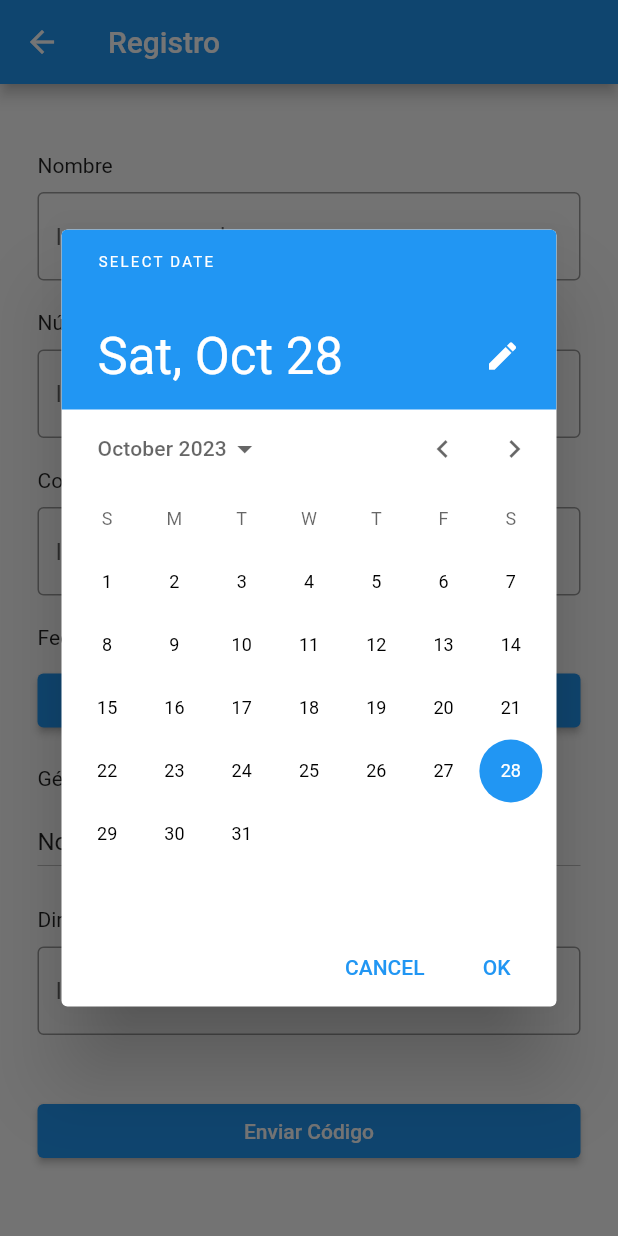
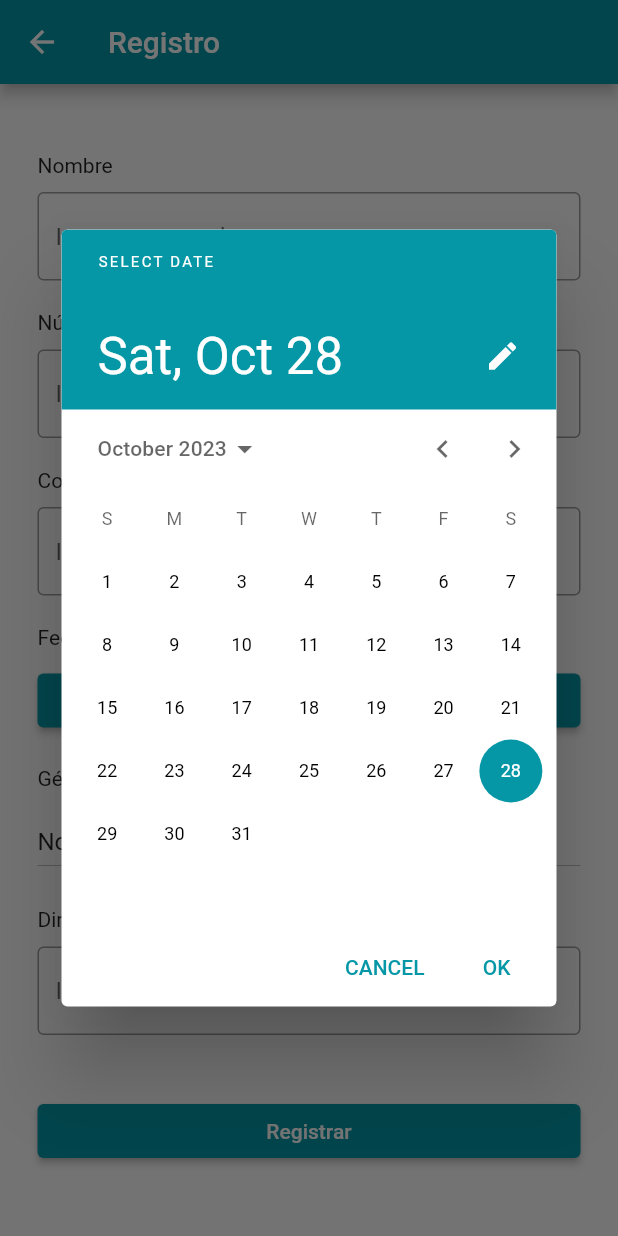
Before and after one commit to CC238-202302-WS61-GRUPO01/kindcoins_flutterapp, a Flutter app: the RegistroScreen screen opened directly, after a tap on "Elija la fecha", on a phone screen of 412 x 824 dp. Run offline on Flutter 3.47's test engine with Material 2 defaults, Android fonts, the phone set to English and light mode, and no system bars; our stand-ins replace carousel_slider, google_fonts, google_maps_flutter, image_picker.

Commit message:
Fix: Register
Update colors

```diff
--- a/lib/screens/register/register_screen.dart
+++ b/lib/screens/register/register_screen.dart
@@ -47,6 +47,7 @@ class _RegistroBState extends State<RegistroScreen> {
   Widget build(BuildContext context) {
     return Scaffold(
         appBar: AppBar(
+          backgroundColor: Color.fromARGB(255, 5, 151, 166),
           title: const Text("Registro"),
         ),
         body: Center(
@@ -64,6 +65,9 @@ class _RegistroBState extends State<RegistroScreen> {
                       decoration: const InputDecoration(
                         border: OutlineInputBorder(),
                         hintText: 'Ingrese su nombre',
+                        focusedBorder: OutlineInputBorder(
+                          borderSide: BorderSide(color: Color.fromARGB(255, 5, 151, 166)), // Color del borde al recibir foco
+                        ),
                       ),
                     ),
                     const SizedBox(
@@ -78,6 +82,9 @@ class _RegistroBState extends State<RegistroScreen> {
                       decoration: const InputDecoration(
                         border: OutlineInputBorder(),
                         hintText: 'Ingrese su celular',
+                        focusedBorder: OutlineInputBorder(
+                          borderSide: BorderSide(color: Color.fromARGB(255, 5, 151, 166)), // Color del borde al recibir foco
+                        ),
                       ),
                     ),
                     const SizedBox(
@@ -92,6 +99,9 @@ class _RegistroBState extends State<RegistroScreen> {
                       decoration: const InputDecoration(
                         border: OutlineInputBorder(),
                         hintText: 'Ingrese su correo electrónico',
+                        focusedBorder: OutlineInputBorder(
+                          borderSide: BorderSide(color: Color.fromARGB(255, 5, 151, 166)), // Color del borde al recibir foco
+                        ),
                       ),
                     ),
                     const SizedBox(
@@ -103,18 +113,33 @@ class _RegistroBState extends State<RegistroScreen> {
                     ),
                     ElevatedButton(
                         child: Text("Elija la fecha"),
+                        style: ElevatedButton.styleFrom(
+                          backgroundColor: Color.fromARGB(255, 5, 151, 166),
+                        ),
                       onPressed: () async {
                         final DateTime? dateTime = await showDatePicker(
                           context: context,
                           initialDate: selectedDate,
                           firstDate: DateTime(1900),
-                              lastDate: DateTime(2050));
+                          lastDate: DateTime(2050),
+                          builder: (BuildContext context, Widget? child) {
+                            return Theme(
+                              data: ThemeData.light().copyWith(
+                                primaryColor: Color.fromARGB(255, 5, 151, 166),
+                                colorScheme: ColorScheme.light(primary: Color.fromARGB(255, 5, 151, 166)),
+                                buttonTheme: ButtonThemeData(textTheme: ButtonTextTheme.primary),
+                              ),
+                              child: child!,
+                            );
+                          },
+                        );
                         if (dateTime != null) {
                           setState(() {
                             selectedDate = dateTime;
                           });
                         }
-                        }),
+                      },
+                    ),
                     const SizedBox(
                       height: 20,
                     ),
@@ -153,6 +178,9 @@ class _RegistroBState extends State<RegistroScreen> {
                       decoration: const InputDecoration(
                         border: OutlineInputBorder(),
                         hintText: 'Ingrese su dirección',
+                        focusedBorder: OutlineInputBorder(
+                          borderSide: BorderSide(color: Color.fromARGB(255, 5, 151, 166)), // Color del borde al recibir foco
+                        ),
                       ),
                     ),
                     //Espacio extra
@@ -169,7 +197,10 @@ class _RegistroBState extends State<RegistroScreen> {
                                   builder: (context) => HomeScreen()));
                         }
                       },
-                      child: const Text('Enviar Código'),
+                      child: const Text('Registrar'),
+                      style: ElevatedButton.styleFrom(
+                        backgroundColor: Color.fromARGB(255, 5, 151, 166),
+                      ),
                     ),
                   ],
                 ))));
--- a/lib/screens/register/validate_code_register.dart
+++ b/lib/screens/register/validate_code_register.dart
@@ -12,6 +12,7 @@ class _ValidateCodeState extends State<ValidateCodeRegisterScreen> {
   Widget build(BuildContext context) {
     return Scaffold(
         appBar: AppBar(
+          backgroundColor: Color.fromARGB(255, 5, 151, 166),
           title: const Text("Registro"),
         ),
         body: Center(
@@ -29,6 +30,9 @@ class _ValidateCodeState extends State<ValidateCodeRegisterScreen> {
                       decoration: const InputDecoration(
                         border: OutlineInputBorder(),
                         hintText: 'Ingrese su celular',
+                        focusedBorder: OutlineInputBorder(
+                          borderSide: BorderSide(color: Color.fromARGB(255, 5, 151, 166)), // Color del borde al recibir foco
+                        ),
                       ),
                     ),
                     //Espacio extra
--- a/lib/screens/register/validate_code_screen.dart
+++ b/lib/screens/register/validate_code_screen.dart
@@ -12,6 +12,7 @@ class _ValidarCodigoState extends State<ValidarCodigoScreen> {
   Widget build(BuildContext context) {
     return Scaffold(
         appBar: AppBar(
+          backgroundColor: Color.fromARGB(255, 5, 151, 166),
           title: const Text("Registro"),
         ),
         body: Center(
@@ -29,6 +30,9 @@ class _ValidarCodigoState extends State<ValidarCodigoScreen> {
                       decoration: const InputDecoration(
                         border: OutlineInputBorder(),
                         hintText: 'Ingrese el código',
+                        focusedBorder: OutlineInputBorder(
+                          borderSide: BorderSide(color: Color.fromARGB(255, 5, 151, 166)), // Color del borde al recibir foco
+                        ),
                       ),
                     ),
                     //Espacio extra
@@ -43,7 +47,11 @@ class _ValidarCodigoState extends State<ValidarCodigoScreen> {
                               MaterialPageRoute(
                                   builder: (context) => RegistroScreen()));
                         },
-                        child: const Text('Validar')),
+                        child: const Text('Validar'),
+                      style: ElevatedButton.styleFrom(
+                        backgroundColor: Color.fromARGB(255, 5, 151, 166),
+                      ),
+                    ),
                   ],
                 ))));
   }
```
Lines whose indentation alone changed are shown as unchanged.
